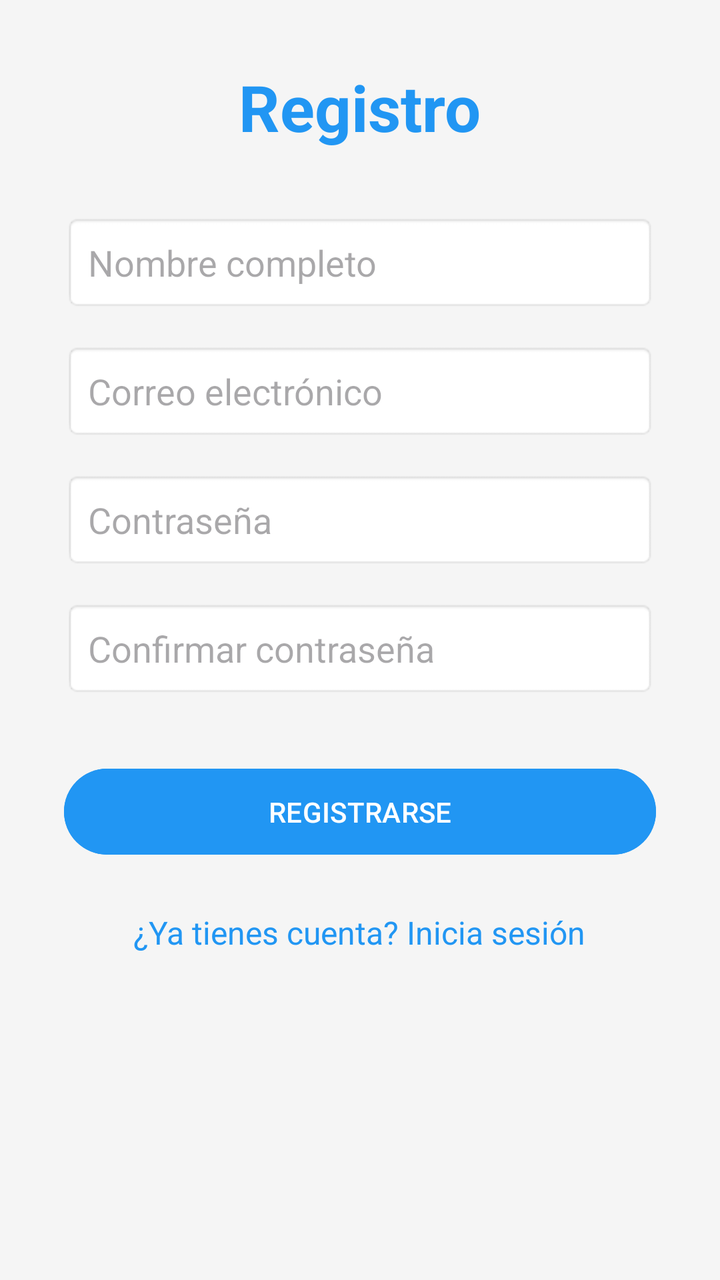
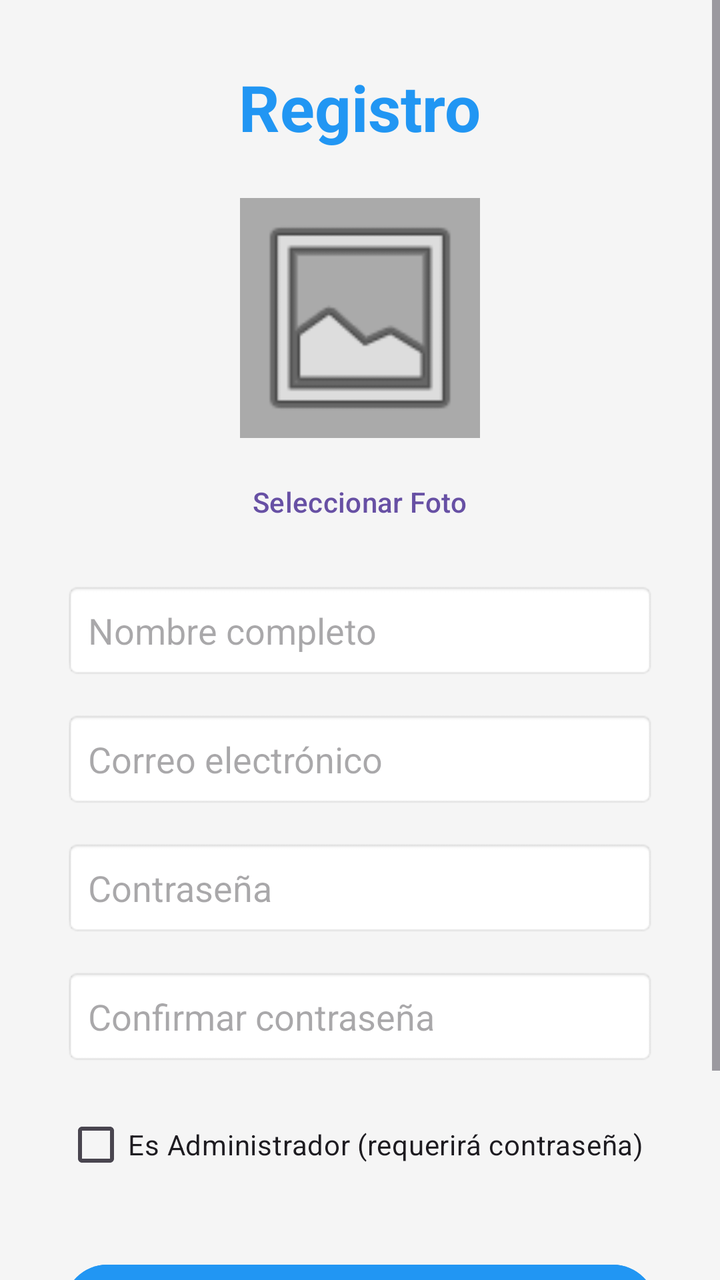

Compare the two renders of this Android layout. The source of the first and the diff that turns it into the second are given below.
<!-- AndroidManifest.xml: application theme Theme.AppAlmacen -->
<!-- res/layout/activity_register.xml -->
<?xml version="1.0" encoding="utf-8"?>
<ScrollView xmlns:android="http://schemas.android.com/apk/res/android"
    android:layout_width="match_parent"
    android:layout_height="match_parent"
    android:fillViewport="true">

    <LinearLayout
        android:layout_width="match_parent"
        android:layout_height="wrap_content"
        android:orientation="vertical"
        android:gravity="center_horizontal"
        android:padding="32dp"
        android:background="#F5F5F5">

        <TextView
            android:layout_width="wrap_content"
            android:layout_height="wrap_content"
            android:text="Registro"
            android:textSize="32sp"
            android:textStyle="bold"
            android:textColor="#2196F3"
            android:layout_marginBottom="32dp"/>

        <EditText
            android:id="@+id/etRegNombre"
            android:layout_width="match_parent"
            android:layout_height="wrap_content"
            android:hint="Nombre completo"
            android:inputType="textPersonName"
            android:layout_marginBottom="16dp"
            android:padding="12dp"
            android:background="@android:drawable/editbox_background"/>

        <EditText
            android:id="@+id/etRegEmail"
            android:layout_width="match_parent"
            android:layout_height="wrap_content"
            android:hint="Correo electrónico"
            android:inputType="textEmailAddress"
            android:layout_marginBottom="16dp"
            android:padding="12dp"
            android:background="@android:drawable/editbox_background"/>

        <EditText
            android:id="@+id/etRegPassword"
            android:layout_width="match_parent"
            android:layout_height="wrap_content"
            android:hint="Contraseña"
            android:inputType="textPassword"
            android:layout_marginBottom="16dp"
            android:padding="12dp"
            android:background="@android:drawable/editbox_background"/>

        <EditText
            android:id="@+id/etRegConfirmPassword"
            android:layout_width="match_parent"
            android:layout_height="wrap_content"
            android:hint="Confirmar contraseña"
            android:inputType="textPassword"
            android:layout_marginBottom="32dp"
            android:padding="12dp"
            android:background="@android:drawable/editbox_background"/>

        <Button
            android:id="@+id/btnRegister"
            android:layout_width="match_parent"
            android:layout_height="wrap_content"
            android:text="REGISTRARSE"
            android:backgroundTint="#2196F3"
            android:textColor="#FFFFFF"
            android:padding="12dp"
            android:layout_marginBottom="16dp"/>

        <TextView
            android:id="@+id/tvBackToLogin"
            android:layout_width="wrap_content"
            android:layout_height="wrap_content"
            android:text="¿Ya tienes cuenta? Inicia sesión"
            android:textColor="#2196F3"
            android:textSize="16sp"
            android:padding="8dp"/>

    </LinearLayout>
</ScrollView>
<!-- resources referenced by this layout -->
<resources>
  <style name="Theme.AppAlmacen" parent="Base.Theme.AppAlmacen" />
  <style name="Base.Theme.AppAlmacen" parent="Theme.Material3.DayNight.NoActionBar">
          
          
      </style>
</resources>

<!-- the commit's change to res/layout/activity_register.xml (unified diff, before → after) -->
@@ -19,7 +19,25 @@
             android:textSize="32sp"
             android:textStyle="bold"
             android:textColor="#2196F3"
-            android:layout_marginBottom="32dp"/>
+            android:layout_marginBottom="24dp"/>
+
+        <ImageView
+            android:id="@+id/ivRegFoto"
+            android:layout_width="120dp"
+            android:layout_height="120dp"
+            android:scaleType="centerCrop"
+            android:src="@android:drawable/ic_menu_gallery"
+            android:background="@android:color/darker_gray"
+            android:layout_marginBottom="8dp"
+            android:contentDescription="Foto de usuario" />
+
+        <Button
+            android:id="@+id/btnPickImage"
+            style="?attr/borderlessButtonStyle"
+            android:layout_width="wrap_content"
+            android:layout_height="wrap_content"
+            android:text="Seleccionar Foto"
+            android:layout_marginBottom="16dp"/>
 
         <EditText
             android:id="@+id/etRegNombre"
@@ -57,15 +75,22 @@
             android:layout_height="wrap_content"
             android:hint="Confirmar contraseña"
             android:inputType="textPassword"
-            android:layout_marginBottom="32dp"
+            android:layout_marginBottom="16dp"
             android:padding="12dp"
             android:background="@android:drawable/editbox_background"/>
+
+        <CheckBox
+            android:id="@+id/cbEsAdmin"
+            android:layout_width="match_parent"
+            android:layout_height="wrap_content"
+            android:text="Es Administrador (requerirá contraseña)"
+            android:layout_marginBottom="32dp"/>
 
         <Button
             android:id="@+id/btnRegister"
             android:layout_width="match_parent"
             android:layout_height="wrap_content"
-            android:text="REGISTRARSE"
+            android:text="CREAR USUARIO"
             android:backgroundTint="#2196F3"
             android:textColor="#FFFFFF"
             android:padding="12dp"
@@ -75,7 +100,7 @@
             android:id="@+id/tvBackToLogin"
             android:layout_width="wrap_content"
             android:layout_height="wrap_content"
-            android:text="¿Ya tienes cuenta? Inicia sesión"
+            android:text="Volver"
             android:textColor="#2196F3"
             android:textSize="16sp"
             android:padding="8dp"/>
